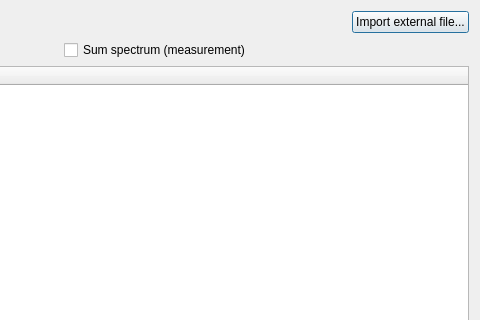
Old version of the form ui_files/ui_energy_spectrum_params.ui in the repository JYU-IBA/potku; both pictures show x 358 to 838 and y 0 to 320 of the 838 by 523 pixel window.
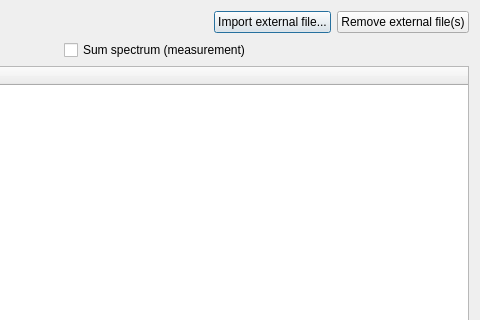
New version of the form.

Commit message: Added remove selected external file(s) to create energy spectrum

The edit to the form file:
```diff
--- a/ui_files/ui_energy_spectrum_params.ui
+++ b/ui_files/ui_energy_spectrum_params.ui
@@ -77,6 +77,13 @@
          </property>
         </widget>
        </item>
+       <item>
+        <widget class="QPushButton" name="removePushButton">
+         <property name="text">
+          <string>Remove external file(s)</string>
+         </property>
+        </widget>
+       </item>
       </layout>
      </item>
      <item>
```
The commit also changes 1 other file.
